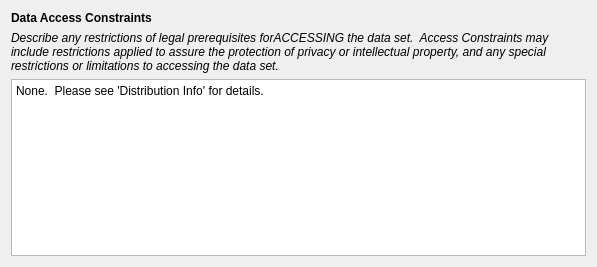
Qt form pymdwizard/gui/ui_files/AccessConstraints.ui (DOI-USGS/fort-pymdwizard) before a commit.
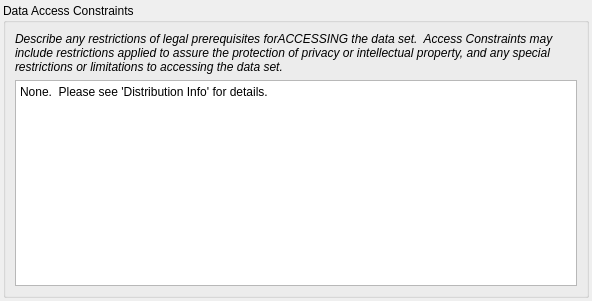
The same form after that commit.

Commit message: changes to Access Constraints ui

Diff of the .ui file:
```diff
--- a/pymdwizard/gui/ui_files/AccessConstraints.ui
+++ b/pymdwizard/gui/ui_files/AccessConstraints.ui
@@ -6,8 +6,8 @@
    <rect>
     <x>0</x>
     <y>0</y>
-    <width>597</width>
-    <height>267</height>
+    <width>592</width>
+    <height>301</height>
    </rect>
   </property>
   <property name="font">
@@ -19,22 +19,26 @@
   <property name="windowTitle">
    <string>Form</string>
   </property>
-  <layout class="QGridLayout" name="gridLayout">
-   <item row="0" column="0">
-    <widget class="QLabel" name="label_4">
-     <property name="font">
-      <font>
-       <pointsize>9</pointsize>
-       <weight>75</weight>
-       <bold>true</bold>
-      </font>
-     </property>
-     <property name="text">
+  <layout class="QVBoxLayout" name="verticalLayout">
+   <property name="leftMargin">
+    <number>3</number>
+   </property>
+   <property name="topMargin">
+    <number>3</number>
+   </property>
+   <property name="rightMargin">
+    <number>3</number>
+   </property>
+   <property name="bottomMargin">
+    <number>3</number>
+   </property>
+   <item>
+    <widget class="QGroupBox" name="groupBox">
+     <property name="title">
       <string>Data Access Constraints</string>
      </property>
-    </widget>
-   </item>
-   <item row="1" column="0">
+     <layout class="QVBoxLayout" name="verticalLayout_2">
+      <item>
     <widget class="QLabel" name="label">
      <property name="font">
       <font>
@@ -49,7 +53,7 @@
      </property>
     </widget>
    </item>
-   <item row="2" column="0">
+      <item>
     <widget class="QPlainTextEdit" name="fgdc_accconst">
      <property name="acceptDrops">
       <bool>false</bool>
@@ -60,6 +64,9 @@
      <property name="overwriteMode">
       <bool>true</bool>
      </property>
+       </widget>
+      </item>
+     </layout>
     </widget>
    </item>
   </layout>
```
Lines whose indentation alone changed are shown as unchanged. The commit also changes 1 other file.
